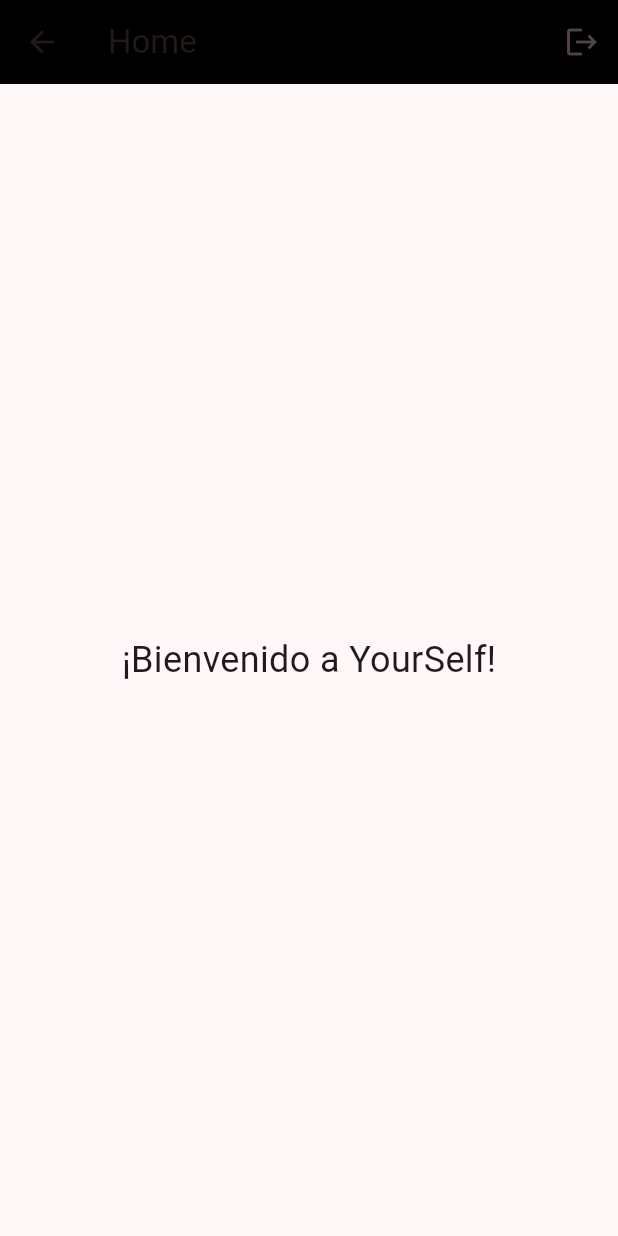
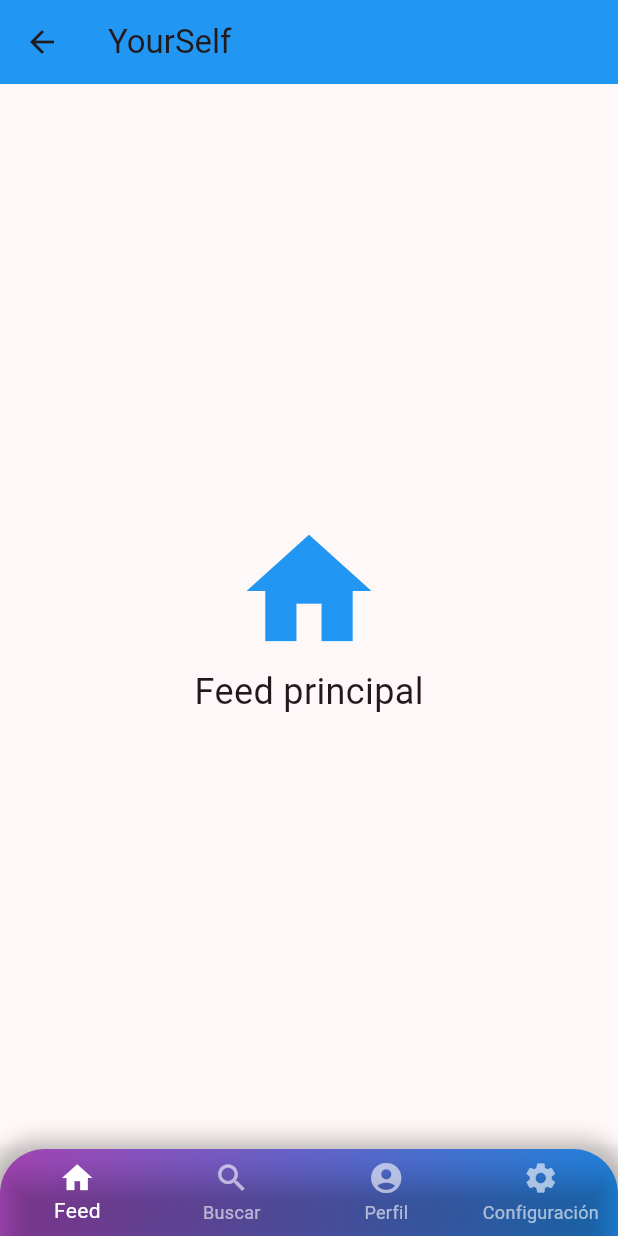
Before and after one commit to SPallazhco/flutterSocialMedia, a Flutter app: the HomeScreen screen opened by its route, on a phone screen of 412 x 824 dp. Run offline on Flutter 3.47's test engine with Material 3 defaults, Android fonts, the phone set to English and light mode, and no system bars; our stand-ins replace cloud_firestore, firebase_auth, firebase_core; accounts and stored records are empty.

Commit message:
Menu de navegacion

```diff
--- a/social_media/lib/routes.dart
+++ b/social_media/lib/routes.dart
@@ -1,18 +1,30 @@
 import 'package:flutter/material.dart';
 import 'package:social_media/screens/auth/login_screen.dart';
 import 'package:social_media/screens/auth/register_screen.dart';
+import 'package:social_media/screens/feed/feed_screen.dart';
 import 'package:social_media/screens/home/home_screen.dart';
+import 'package:social_media/screens/profile/profile_screen.dart';
+import 'package:social_media/screens/search/search_screen.dart';
+import 'package:social_media/screens/settings/settings_screen.dart';
 
 class AppRoutes {
   static const String login = 'login';
   static const String register = 'register';
   static const String home = 'home';
+  static const String feed = 'feed';
+  static const String search = 'search';
+  static const String profile = 'profile';
+  static const String settings = 'settings';
 
   static Map<String, WidgetBuilder> getRoutes() {
     return {
       login: (BuildContext context) => const LoginScreen(),
       register: (BuildContext context) => const RegisterScreen(),
       home: (BuildContext context) => const HomeScreen(),
+      feed: (BuildContext context) => const FeedScreen(),
+      search: (BuildContext context) => const SearchScreen(),
+      profile: (BuildContext context) => const ProfileScreen(),
+      settings: (BuildContext context) => const SettingsScreen(),
     };
   }
 }
--- /dev/null
+++ b/social_media/lib/screens/feed/feed_screen.dart
@@ -0,0 +1,18 @@
+import 'package:flutter/material.dart';
+
+class FeedScreen extends StatelessWidget {
+  const FeedScreen({super.key});
+
+  @override
+  Widget build(BuildContext context) {
+    return const Center(
+      child: Column(
+        mainAxisAlignment: MainAxisAlignment.center,
+        children: [
+          Icon(Icons.home, size: 100, color: Colors.blue),
+          Text('Feed principal', style: TextStyle(fontSize: 24)),
+        ],
+      ),
+    );
+  }
+}
--- a/social_media/lib/screens/home/home_screen.dart
+++ b/social_media/lib/screens/home/home_screen.dart
@@ -1,33 +1,98 @@
 import 'package:flutter/material.dart';
-import 'package:firebase_auth/firebase_auth.dart';
+import 'package:social_media/screens/feed/feed_screen.dart';
+import 'package:social_media/screens/profile/profile_screen.dart';
+import 'package:social_media/screens/search/search_screen.dart';
+import 'package:social_media/screens/settings/settings_screen.dart';
 
-class HomeScreen extends StatelessWidget {
+class HomeScreen extends StatefulWidget {
   const HomeScreen({super.key});
 
-  void _logout(BuildContext context) async {
-    await FirebaseAuth.instance.signOut();
-    Navigator.pushReplacementNamed(context, 'login');
+  @override
+  _HomeScreenState createState() => _HomeScreenState();
+}
+
+class _HomeScreenState extends State<HomeScreen> {
+  // Índice de la pestaña seleccionada
+  int _selectedIndex = 0;
+
+  // Lista de pantallas que se mostrarán dependiendo de la pestaña seleccionada
+  static const List<Widget> _widgetOptions = <Widget>[
+    FeedScreen(), // Pantalla principal de publicaciones
+    SearchScreen(), // Pantalla de búsqueda
+    ProfileScreen(), // Pantalla del perfil
+    SettingsScreen(), // Pantalla de configuraciones
+  ];
+
+  // Cuando se selecciona una pestaña, se actualiza el estado con el índice
+  void _onItemTapped(int index) {
+    setState(() {
+      _selectedIndex = index;
+    });
   }
 
   @override
   Widget build(BuildContext context) {
     return Scaffold(
-      appBar: AppBar(
-        title: const Text('Home'),
-        backgroundColor: Colors.black,
-        actions: [
-          IconButton(
-            onPressed: () => _logout(context),
-            icon: const Icon(Icons.logout),
+        appBar: AppBar(
+          title: const Text('YourSelf'),
+          backgroundColor: Colors.blue, // Mantén el diseño coherente
+        ),
+        body: _widgetOptions[
+            _selectedIndex], // Mostrar la pantalla basada en el índice
+        bottomNavigationBar: Container(
+          decoration: BoxDecoration(
+            gradient: LinearGradient(
+              colors: [
+                Colors.purple.shade400,
+                Colors.blue.shade600
+              ], // Degradado similar al del login
+              begin: Alignment.topLeft,
+              end: Alignment.bottomRight,
+            ),
+            borderRadius: BorderRadius.only(
+              topLeft: Radius.circular(30),
+              topRight: Radius.circular(30),
+            ),
+            boxShadow: [
+              BoxShadow(
+                color: Colors.black.withOpacity(0.2), // Sombra suave
+                spreadRadius: 5,
+                blurRadius: 10,
+                offset: Offset(0, -3), // Sombra hacia arriba
+              ),
+            ],
           ),
-        ],
-      ),
-      body: const Center(
-        child: Text(
-          '¡Bienvenido a YourSelf!',
-          style: TextStyle(fontSize: 24),
-        ),
-      ),
-    );
+          child: BottomNavigationBar(
+            backgroundColor:
+                Colors.transparent, // Fondo transparente para aplicar el estilo
+            selectedItemColor:
+                Colors.white, // Color de los íconos seleccionados
+            unselectedItemColor: Colors.white
+                .withOpacity(0.6), // Color de los íconos no seleccionados
+            currentIndex: _selectedIndex,
+            onTap: _onItemTapped,
+            showUnselectedLabels:
+                true, // Mostrar texto incluso si no está seleccionado
+            type: BottomNavigationBarType.fixed, // Barra fija
+            items: const <BottomNavigationBarItem>[
+              BottomNavigationBarItem(
+                icon: Icon(Icons.home),
+                label: 'Feed',
+              ),
+              BottomNavigationBarItem(
+                icon: Icon(Icons.search),
+                label: 'Buscar',
+              ),
+              BottomNavigationBarItem(
+                icon: Icon(Icons.account_circle),
+                label: 'Perfil',
+              ),
+              BottomNavigationBarItem(
+                icon: Icon(Icons.settings),
+                label: 'Configuración',
+              ),
+            ],
+          ),
+        ));
   }
 }
```
Also changed, not shown: social_media/lib/main.dart (+1 -46 lines), social_media/lib/screens/auth/login_screen.dart (+16 -0 lines), social_media/lib/screens/profile/profile_screen.dart (added, +18 -0 lines), social_media/lib/screens/search/search_screen.dart (added, +18 -0 lines), social_media/lib/screens/settings/settings_screen.dart (added, +18 -0 lines), social_media/firebase.json.
